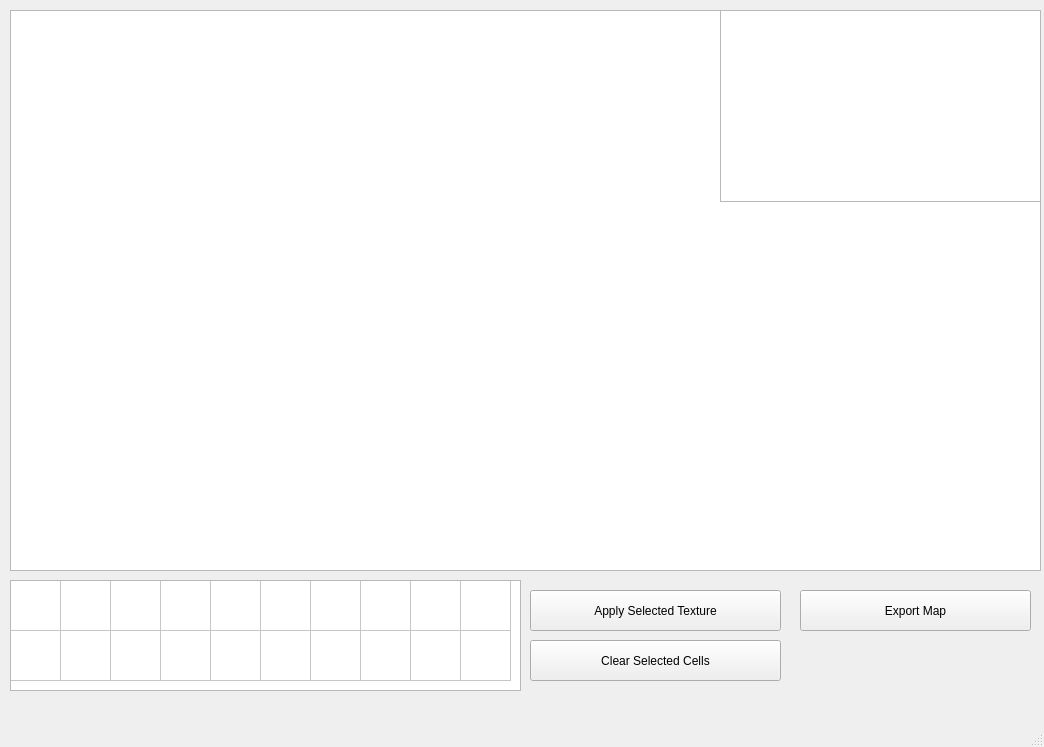
Before: the Qt Designer form Attempt 2/LevelDeveloper/mainwindow.ui in EoinAbbey-Maher/MainProject, drawn with Qt 5.
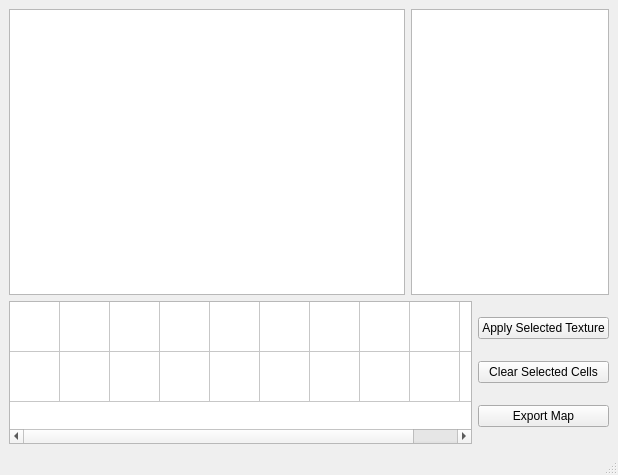
After: the same form once the commit is applied.

Commit message: responsive layout

```diff
--- a/Attempt 2/LevelDeveloper/mainwindow.ui
+++ b/Attempt 2/LevelDeveloper/mainwindow.ui
@@ -6,23 +6,36 @@
    <rect>
     <x>0</x>
     <y>0</y>
-    <width>1044</width>
-    <height>747</height>
+    <width>618</width>
+    <height>475</height>
    </rect>
   </property>
   <property name="windowTitle">
    <string>MainWindow</string>
   </property>
   <widget class="QWidget" name="centralwidget">
+   <layout class="QVBoxLayout" name="verticalLayout_2" stretch="2,1">
+    <item>
+     <layout class="QHBoxLayout" name="horizontalLayout_2" stretch="2,1">
+      <item>
+       <widget class="QGraphicsView" name="graphicsView">
+        <property name="maximumSize">
+         <size>
+          <width>10000</width>
+          <height>16777215</height>
+         </size>
+        </property>
+       </widget>
+      </item>
+      <item>
+       <widget class="QGraphicsView" name="m_FullCameraView"/>
+      </item>
+     </layout>
+    </item>
+    <item>
+     <layout class="QHBoxLayout" name="horizontalLayout">
+      <item>
    <widget class="QTableWidget" name="Icon_Table">
-    <property name="geometry">
-     <rect>
-      <x>10</x>
-      <y>580</y>
-      <width>511</width>
-      <height>111</height>
-     </rect>
-    </property>
     <property name="rowCount">
      <number>2</number>
     </property>
@@ -66,15 +79,11 @@
     <column/>
     <column/>
    </widget>
+      </item>
+      <item>
+       <layout class="QVBoxLayout" name="verticalLayout">
+        <item>
    <widget class="QPushButton" name="m_applyButton">
-    <property name="geometry">
-     <rect>
-      <x>530</x>
-      <y>590</y>
-      <width>251</width>
-      <height>41</height>
-     </rect>
-    </property>
     <property name="sizePolicy">
      <sizepolicy hsizetype="Minimum" vsizetype="Fixed">
       <horstretch>0</horstretch>
@@ -85,15 +94,9 @@
      <string>Apply Selected Texture</string>
     </property>
    </widget>
+        </item>
+        <item>
    <widget class="QPushButton" name="m_clearCellButton">
-    <property name="geometry">
-     <rect>
-      <x>530</x>
-      <y>640</y>
-      <width>251</width>
-      <height>41</height>
-     </rect>
-    </property>
     <property name="sizePolicy">
      <sizepolicy hsizetype="Minimum" vsizetype="Fixed">
       <horstretch>0</horstretch>
@@ -104,39 +107,19 @@
      <string>Clear Selected Cells</string>
     </property>
    </widget>
-   <widget class="QGraphicsView" name="graphicsView">
-    <property name="geometry">
-     <rect>
-      <x>10</x>
-      <y>10</y>
-      <width>1031</width>
-      <height>561</height>
-     </rect>
-    </property>
-   </widget>
-   <widget class="QGraphicsView" name="m_FullCameraView">
-    <property name="geometry">
-     <rect>
-      <x>720</x>
-      <y>10</y>
-      <width>321</width>
-      <height>192</height>
-     </rect>
-    </property>
-   </widget>
+        </item>
+        <item>
    <widget class="QPushButton" name="m_exportButton">
-    <property name="geometry">
-     <rect>
-      <x>800</x>
-      <y>590</y>
-      <width>231</width>
-      <height>41</height>
-     </rect>
-    </property>
     <property name="text">
      <string>Export Map</string>
     </property>
    </widget>
+        </item>
+       </layout>
+      </item>
+     </layout>
+    </item>
+   </layout>
   </widget>
   <widget class="QMenuBar" name="menubar">
    <property name="geometry">
```
Left out of the diff: 5 changed lines with no effect on the pictures. Lines whose indentation alone changed are shown as unchanged.
